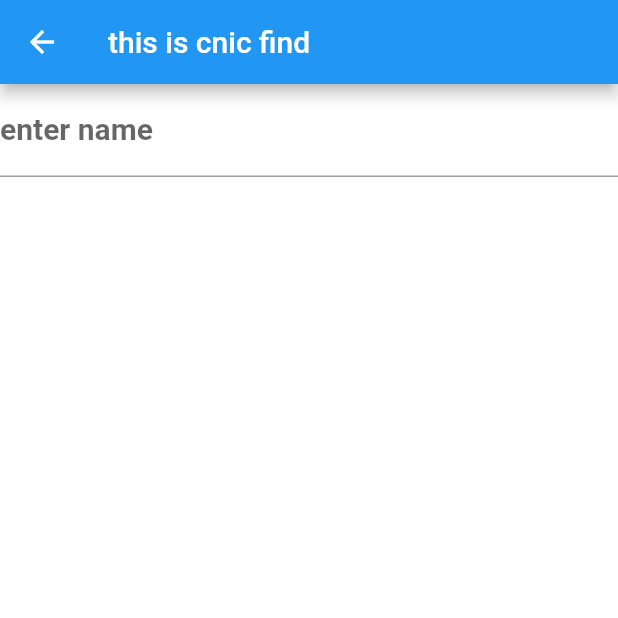
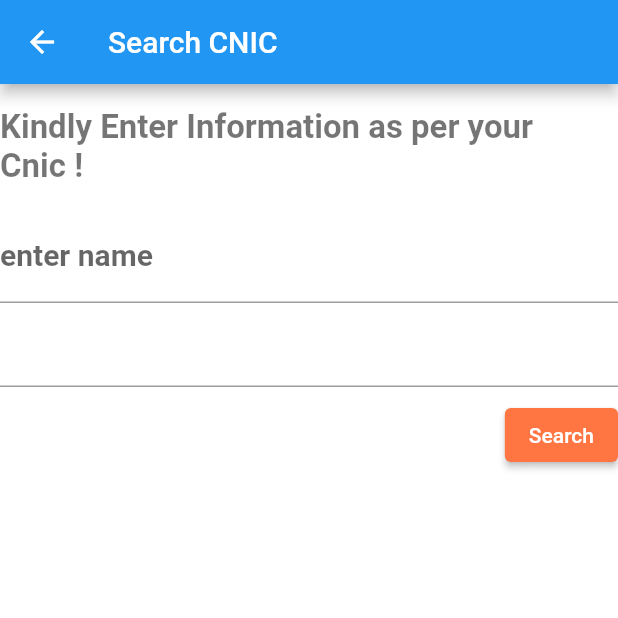
Before and after one commit to iHamza7/Last-year-Project, a Flutter app: the CnicFind screen opened by its route, on a phone screen of 412 x 824 dp, the top half of it. Run offline on Flutter 3.47's test engine with Material 2 defaults, Android fonts, the phone set to English and light mode, and no system bars; our stand-ins replace cloud_firestore, firebase_core, image_picker; missing offline and left inert: pakistan_cnic; accounts and stored records are empty.

Commit message:
lib changed

```diff
--- a/lib/cnic_findupload/cnic_find.dart
+++ b/lib/cnic_findupload/cnic_find.dart
@@ -1,4 +1,6 @@
 import 'package:flutter/material.dart';
+
+import '../size_config.dart';
 
 class CnicFind extends StatefulWidget {
   const CnicFind({Key? key}) : super(key: key);
@@ -10,19 +12,37 @@ class CnicFind extends StatefulWidget {
 
 class _CnicFindState extends State<CnicFind> {
   TextEditingController ownerName = TextEditingController();
+  TextEditingController ownerNam = TextEditingController();
   @override
   Widget build(BuildContext context) {
     return Scaffold(
       appBar: AppBar(
-        title: const Text("this is cnic find"),
+        title: const Text("Search CNIC"),
       ),
-      body: Padding(
+      body: Column(
+        children: [
+          const SizedBox(
+            height: 16,
+          ),
+          Text(
+            "Kindly Enter Information as per your Cnic !",
+            style: TextStyle(
+              fontSize: getProportionateScreenWidth(20),
+              fontWeight: FontWeight.bold,
+              color: Colors.black54,
+            ),
+          ),
+          const SizedBox(
+            height: 16,
+          ),
+          Padding(
             padding: const EdgeInsets.only(bottom: 8.0),
             child: TextField(
               controller: ownerName,
               decoration: const InputDecoration(
                 labelText: "enter name",
-            labelStyle: TextStyle(fontWeight: FontWeight.bold, fontSize: 20),
+                labelStyle:
+                    TextStyle(fontWeight: FontWeight.bold, fontSize: 20),
                 fillColor: Colors.white,
                 focusedBorder: OutlineInputBorder(
                   borderSide: BorderSide(
@@ -33,6 +53,46 @@ class _CnicFindState extends State<CnicFind> {
               ),
             ),
           ),
+          Padding(
+            padding: const EdgeInsets.only(bottom: 8.0),
+            child: TextField(
+              controller: ownerNam,
+              decoration: const InputDecoration(
+                labelStyle:
+                    TextStyle(fontWeight: FontWeight.bold, fontSize: 20),
+                fillColor: Colors.white,
+                focusedBorder: OutlineInputBorder(
+                  borderSide: BorderSide(
+                    color: Colors.black,
+                    width: 2.0,
+                  ),
+                ),
+              ),
+            ),
+          ),
+          Expanded(
+            child: Row(
+              mainAxisAlignment: MainAxisAlignment.end,
+              crossAxisAlignment: CrossAxisAlignment.start,
+              children: [
+                ElevatedButton(
+                  style: ElevatedButton.styleFrom(
+                    backgroundColor: const Color(0XFFFF7643),
+                  ),
+                  onPressed: () {
+                    if (ownerName.text.isEmpty) {
+                      ScaffoldMessenger.of(context).showSnackBar(const SnackBar(
+                          content: Text("provide the info please")));
+                      return;
+                    }
+                  },
+                  child: const Text('Search'),
+                ),
+              ],
+            ),
+          ),
+        ],
+      ),
     );
   }
 }
--- a/lib/cnic_findupload/cnic_helper.dart
+++ b/lib/cnic_findupload/cnic_helper.dart
@@ -5,10 +5,10 @@ import 'package:cloud_firestore/cloud_firestore.dart';
 import 'cnicmodel.dart';
 
 class FirestoreHelper {
-  Future<Map<String, dynamic>> retrieveData(String email) async {
+  Future<Map<String, dynamic>> retrieveData(String ownerNumber) async {
     QuerySnapshot<Map<String, dynamic>> snapshot = FirebaseFirestore.instance
         .collection("finderList")
-        .where("ownerNumber", isEqualTo: email)
+        .where("ownerNumber", isEqualTo: ownerNumber)
         .get() as QuerySnapshot<Map<String, dynamic>>;
 
     return Future.value(snapshot.docs.first.data());
```
Lines whose indentation alone changed are shown as unchanged.
